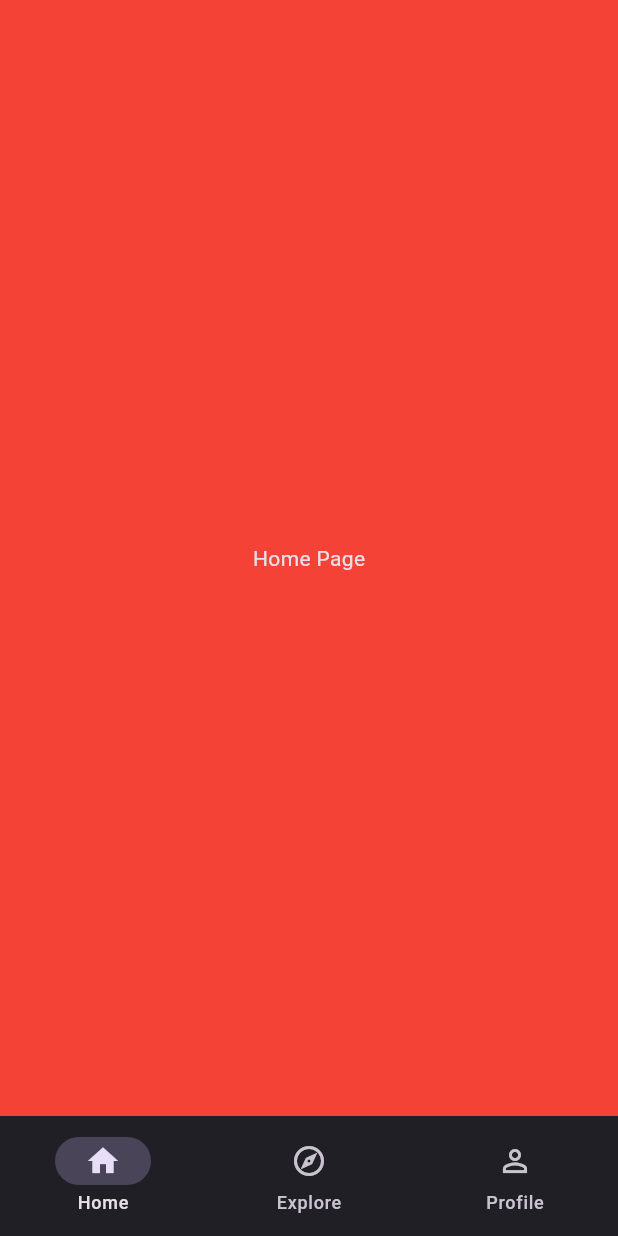
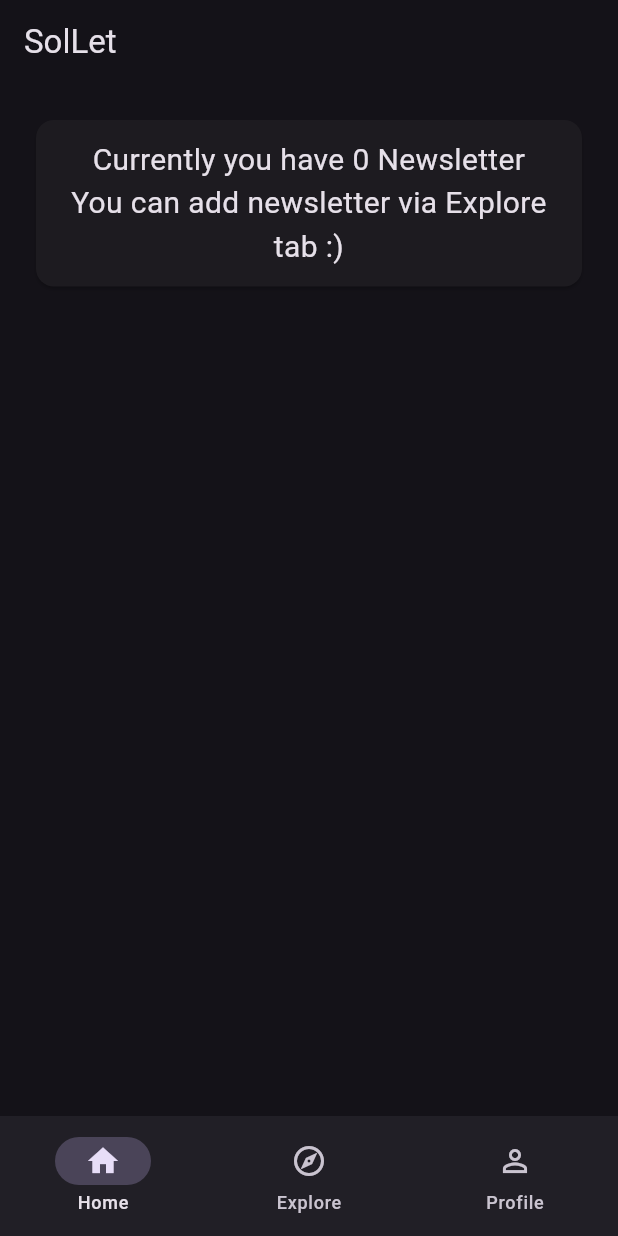
Before and after one commit to NurettinSelim/sollet, a Flutter app: the MainPage screen opened by its route, on a phone screen of 412 x 824 dp. Run offline on Flutter 3.47's test engine with Material 2 defaults, Android fonts, the phone set to English and light mode, and no system bars; our stand-ins replace go_router; missing offline and left inert: solana_common, solana_wallet_adapter.

Commit message:
tabs added

```diff
--- /dev/null
+++ b/lib/models/newsletter.dart
@@ -0,0 +1,7 @@
+class Newsletter {
+  final String topic;
+  final String description;
+  final String photoUrl;
+
+  Newsletter(this.topic, this.description, this.photoUrl);
+}
--- a/lib/pages/loading_page.dart
+++ b/lib/pages/loading_page.dart
@@ -31,7 +31,7 @@ class _LoadingPageState extends State<LoadingPage> {
               Padding(
                 padding: const EdgeInsets.only(top: 120),
                 child: Text(
-                  "Wallet connection is successful 🎉",
+                  "Wallet connection successful 🎉",
                   textAlign: TextAlign.center,
                   style: Theme.of(context)
                       .textTheme
--- a/lib/pages/main_page.dart
+++ b/lib/pages/main_page.dart
@@ -1,4 +1,7 @@
 import 'package:flutter/material.dart';
+import 'package:sollet/tabs/explore_tab.dart';
+import 'package:sollet/tabs/home_tab.dart';
+import 'package:sollet/tabs/profile_tab.dart';
 
 class MainPage extends StatefulWidget {
   const MainPage({super.key});
@@ -24,6 +27,7 @@ class _MainPageState extends State<MainPage> {
   @override
   Widget build(BuildContext context) {
     return Scaffold(
+      appBar: AppBar(title: const Text("SolLet")),
       bottomNavigationBar: NavigationBar(
         onDestinationSelected: (int index) {
           setState(() {
@@ -51,22 +55,10 @@ class _MainPageState extends State<MainPage> {
       ),
       body: IndexedStack(
         index: currentPageIndex,
-        children: [
-          Container(
-            color: Colors.red,
-            alignment: Alignment.center,
-            child: const Text('Home Page'),
-          ),
-          Container(
-            color: Colors.green,
-            alignment: Alignment.center,
-            child: const Text('Explore Page'),
-          ),
-          Container(
-            color: Colors.blue,
-            alignment: Alignment.center,
-            child: const Text('Profile Page'),
-          ),
+        children: const [
+          HomeTab(),
+          ExploreTab(),
+          ProfileTab(),
         ],
       ),
     );
--- /dev/null
+++ b/lib/tabs/explore_tab.dart
@@ -0,0 +1,11 @@
+import 'package:flutter/src/widgets/framework.dart';
+import 'package:flutter/src/widgets/placeholder.dart';
+
+class ExploreTab extends StatelessWidget {
+  const ExploreTab({super.key});
+
+  @override
+  Widget build(BuildContext context) {
+    return const Placeholder();
+  }
+}
--- /dev/null
+++ b/lib/tabs/home_tab.dart
@@ -0,0 +1,22 @@
+import 'package:flutter/material.dart';
+
+class HomeTab extends StatelessWidget {
+  const HomeTab({super.key});
+
+  @override
+  Widget build(BuildContext context) {
+    return const Padding(
+      padding: EdgeInsets.symmetric(vertical: 20, horizontal: 20),
+      child: Card(
+        child: Padding(
+          padding: EdgeInsets.all(12),
+          child: Text(
+            "Currently you have 0 Newsletter \nYou can add newsletter via Explore tab :)",
+            style: TextStyle(fontSize: 20),
+            textAlign: TextAlign.center,
+          ),
+        ),
+      ),
+    );
+  }
+}
--- /dev/null
+++ b/lib/tabs/profile_tab.dart
@@ -0,0 +1,11 @@
+import 'package:flutter/src/widgets/framework.dart';
+import 'package:flutter/src/widgets/placeholder.dart';
+
+class ProfileTab extends StatelessWidget {
+  const ProfileTab({super.key});
+
+  @override
+  Widget build(BuildContext context) {
+    return const Placeholder();
+  }
+}
```
